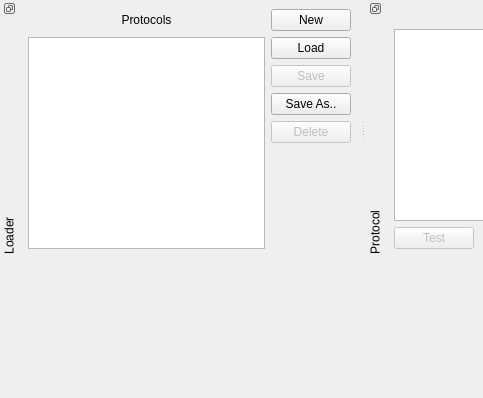
The window that lib/modules/ProtocolRunner/ProtocolRunnerTemplate.ui (acq4/acq4) describes before a commit, drawn with Qt 5; both pictures show x 0 to 483 and y 0 to 398 of the 1118 by 593 pixel window.
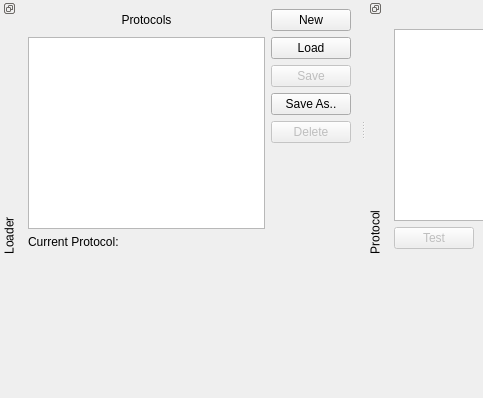
The same window after the commit.

```diff
--- a/lib/modules/ProtocolRunner/ProtocolRunnerTemplate.ui
+++ b/lib/modules/ProtocolRunner/ProtocolRunnerTemplate.ui
@@ -118,6 +118,13 @@
        </property>
       </widget>
      </item>
+     <item row="7" column="0" colspan="2" >
+      <widget class="QLabel" name="label_4" >
+       <property name="text" >
+        <string>Current Protocol:</string>
+       </property>
+      </widget>
+     </item>
     </layout>
    </widget>
   </widget>
```
